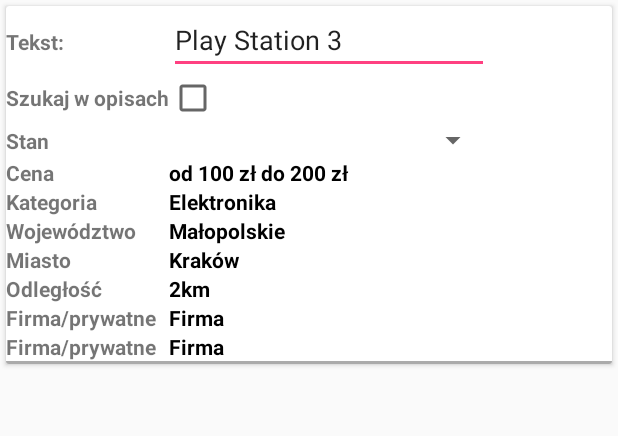
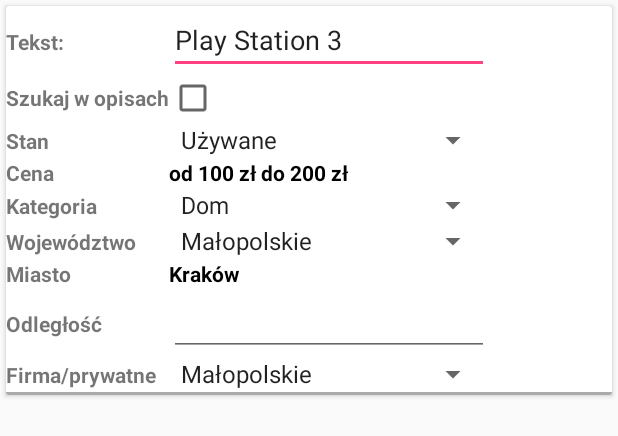
Before and after one commit to Pastew/olx_sniper, an Android app: the layout search.xml on its own in the app's theme, with its tools: preview values and no code run, on a phone screen of 412 x 824 dp. Shown: the top 436 px of the screen. Run offline under Robolectric (Android 15) with nearby library versions, the phone set to English and light mode, and no system bars.

Commit message:
search layout stub

```diff
--- a/app/src/main/res/layout/search.xml
+++ b/app/src/main/res/layout/search.xml
@@ -65,7 +65,7 @@
                     android:id="@+id/spinner"
                     android:layout_width="match_parent"
                     android:layout_height="wrap_content"
-                    android:entries="@array/search_field_states">
+                    android:entries="@array/states">
                 </Spinner>
 
             </TableRow>
@@ -95,11 +95,12 @@
                     android:text="Kategoria"
                     android:textStyle="bold" />
 
-                <TextView
-                    android:id="@+id/search_field_text"
-                    android:text="Elektronika"
-                    android:textColor="@color/black"
-                    android:textStyle="bold" />
+                <Spinner
+                    android:id="@+id/spinner2"
+                    android:layout_width="match_parent"
+                    android:layout_height="wrap_content"
+                    android:entries="@array/categories"/>
+
             </TableRow>
 
             <TableRow
@@ -111,11 +112,12 @@
                     android:text="Województwo"
                     android:textStyle="bold" />
 
-                <TextView
-                    android:id="@+id/search_field_text"
-                    android:text="Małopolskie"
-                    android:textColor="@color/black"
-                    android:textStyle="bold" />
+                <Spinner
+                    android:id="@+id/spinner3"
+                    android:layout_width="match_parent"
+                    android:layout_height="wrap_content"
+                    android:entries="@array/voivodeships"/>
+
             </TableRow>
 
             <TableRow
@@ -143,11 +145,13 @@
                     android:text="Odległość"
                     android:textStyle="bold" />
 
-                <TextView
-                    android:id="@+id/search_field_text"
-                    android:text="2km"
-                    android:textColor="@color/black"
-                    android:textStyle="bold" />
+                <EditText
+                    android:id="@+id/editText2"
+                    android:layout_width="68dp"
+                    android:layout_height="wrap_content"
+                    android:ems="10"
+                    android:inputType="number" />
+
             </TableRow>
 
             <TableRow
@@ -159,28 +163,13 @@
                     android:text="Firma/prywatne"
                     android:textStyle="bold" />
 
-                <TextView
-                    android:id="@+id/search_field_text"
-                    android:text="Firma"
-                    android:textColor="@color/black"
-                    android:textStyle="bold" />
+                <Spinner
+                    android:id="@+id/spinner4"
+                    android:layout_width="match_parent"
+                    android:layout_height="wrap_content"
+                    android:entries="@array/private_or_firm"/>
             </TableRow>
 
-            <TableRow
-                android:layout_width="match_parent"
-                android:layout_height="match_parent">
-
-                <TextView
-                    android:layout_height="wrap_content"
-                    android:text="Firma/prywatne"
-                    android:textStyle="bold" />
-
-                <TextView
-                    android:id="@+id/search_field_text"
-                    android:text="Firma"
-                    android:textColor="@color/black"
-                    android:textStyle="bold" />
-            </TableRow>
         </TableLayout>
 
         <View
--- a/app/src/main/res/values/strings.xml
+++ b/app/src/main/res/values/strings.xml
@@ -8,9 +8,26 @@
     <string name="tab_text_3">Ustawienia</string>
     <string name="section_format">Hello World from section: %1$d</string>
 
-    <string-array name="search_field_states">
-        <item></item>
+    <string-array name="states">
         <item>Używane</item>
         <item>Nowe</item>
     </string-array>
+
+    <string-array name="categories">
+        <item>Dom</item>
+        <item>Elektronika</item>
+        <item>Inna</item>
+    </string-array>
+
+    <string-array name="voivodeships">
+        <item>Małopolskie</item>
+        <item>Lubelskie</item>
+        <item>Inna</item>
+    </string-array>
+
+    <string-array name="private_or_firm">
+        <item>Małopolskie</item>
+        <item>Lubelskie</item>
+        <item>Inna</item>
+    </string-array>
 </resources>
```
